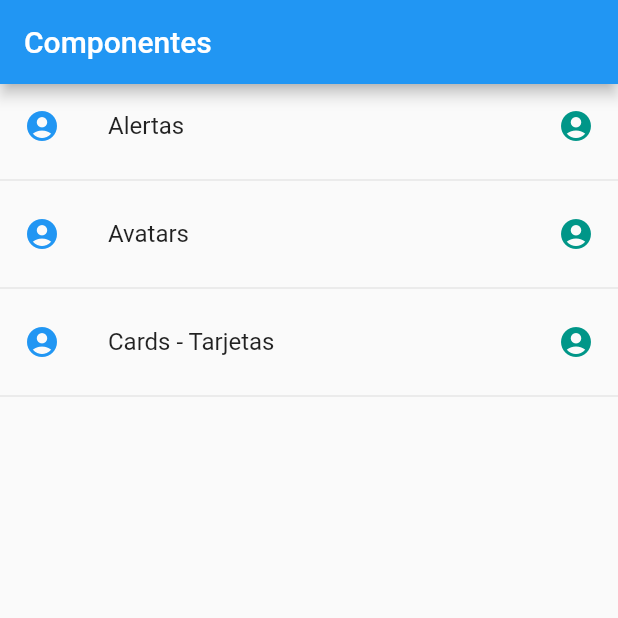
After one commit to yuqmettal/flutter-components, a Flutter app: the screen it shows after launch, on a phone screen of 412 x 824 dp, the top half of it. The commit adds this screen. Run offline on Flutter 3.47's test engine with Material 2 defaults, Android fonts, the phone set to English and light mode, and no system bars.

Commit message:
Read data from json

```diff
--- /dev/null
+++ b/data/menu_opts.json
@@ -0,0 +1,20 @@
+{
+    "nombreApp" : "Componentes",
+    "rutas" : [
+        {
+            "ruta" : "alert",
+            "icon" : "add_alert",
+            "texto": "Alertas"
+        },
+        {
+            "ruta" : "avatar",
+            "icon" : "accessibility",
+            "texto": "Avatars"
+        },
+        {
+            "ruta" : "card",
+            "icon" : "folder_open",
+            "texto": "Cards - Tarjetas"
+        }
+    ]
+}
--- a/lib/main.dart
+++ b/lib/main.dart
@@ -1,4 +1,4 @@
-import 'package:componentes/src/pages/home_temp.dart';
+import 'package:componentes/src/pages/home_page.dart';
 import 'package:flutter/material.dart';
 
 void main() => runApp(MyApp());
@@ -9,7 +9,7 @@ class MyApp extends StatelessWidget {
     return MaterialApp(
       title: 'Components',
       debugShowCheckedModeBanner: false,
-      home: HomePageTemp(),
+      home: HomePage(),
     );
   }
 }
--- /dev/null
+++ b/lib/src/pages/home_page.dart
@@ -0,0 +1,43 @@
+import 'package:componentes/src/providers/menu_provider.dart';
+import 'package:flutter/material.dart';
+
+class HomePage extends StatelessWidget {
+  @override
+  Widget build(BuildContext context) {
+    return Scaffold(
+      appBar: AppBar(
+        title: Text('Componentes'),
+      ),
+      body: _lista(),
+    );
+  }
+
+  Widget _lista() {
+    return FutureBuilder(
+      future: menuProvider.cargarData(),
+      initialData: [],
+      builder: (context, AsyncSnapshot<List<dynamic>> snapshot) {
+        return ListView(
+          children: _listaItems(snapshot.data),
+        );
+      },
+    );
+  }
+
+  List<Widget> _listaItems(List<dynamic> data) {
+    final List<Widget> opciones = [];
+    data.forEach((opt) {
+      final widgedTemp = ListTile(
+        title: Text(opt['texto']),
+        leading: Icon(Icons.account_circle, color: Colors.blue),
+        trailing: Icon(
+          Icons.account_circle,
+          color: Colors.teal,
+        ),
+        onTap: () {},
+      );
+      opciones..add(widgedTemp)..add(Divider());
+    });
+    return opciones;
+  }
+}
--- a/pubspec.yaml
+++ b/pubspec.yaml
@@ -45,8 +45,8 @@ flutter:
   uses-material-design: true
 
   # To add assets to your application, add an assets section, like this:
-  # assets:
-  #   - images/a_dot_burr.jpeg
+  assets:
+    - data/menu_opts.json
   #   - images/a_dot_ham.jpeg
 
   # An image asset can refer to one or more resolution-specific "variants", see
```
Also changed, not shown: lib/src/providers/menu_provider.dart (added, +16 -0 lines).
